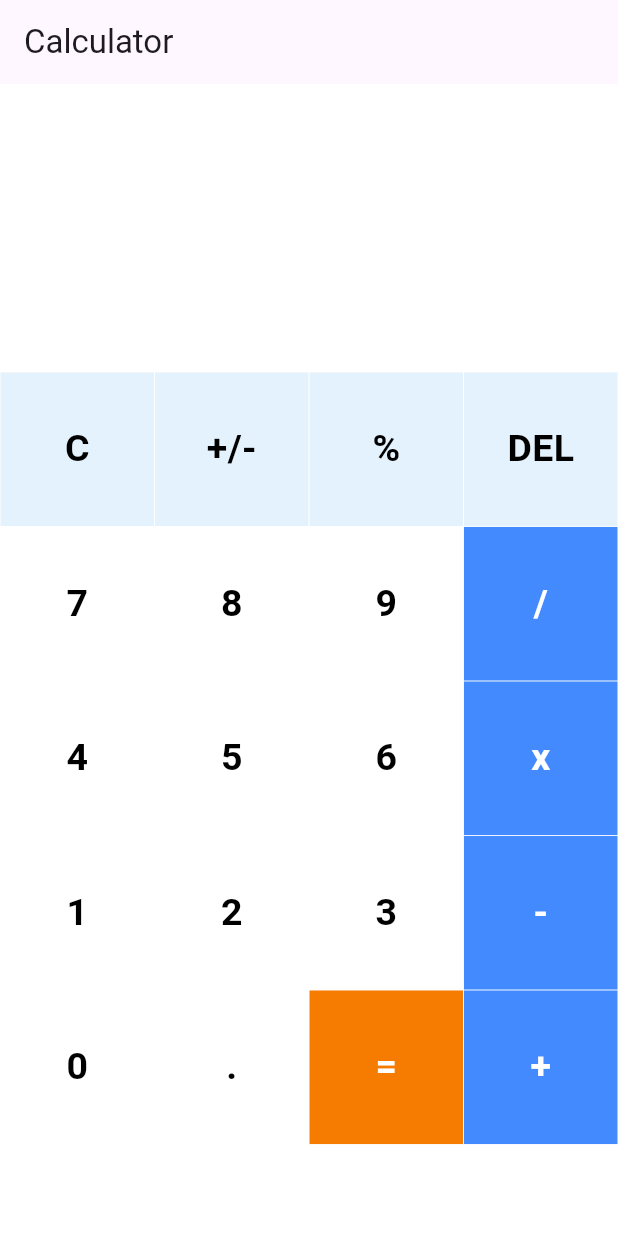
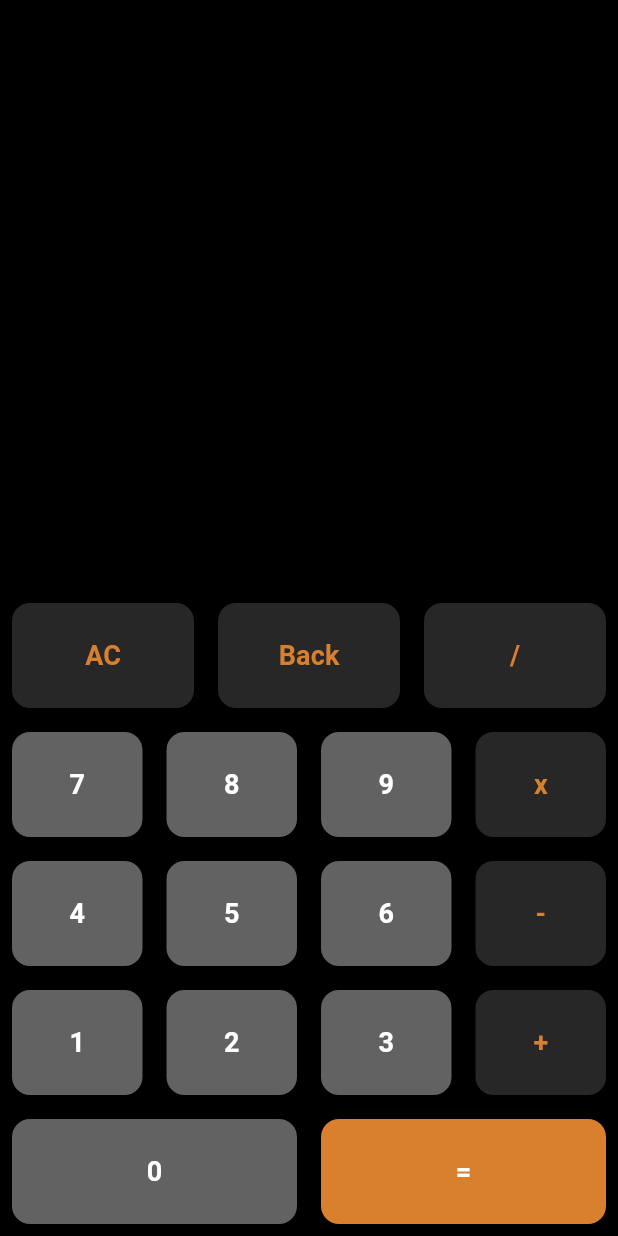
Before and after one commit to TJs87474/Calculator-app, a Flutter app: the screen it shows after launch, on a phone screen of 412 x 824 dp. Run offline on Flutter 3.47's test engine with Material 3 defaults, Android fonts, the phone set to English and light mode, and no system bars.

Commit message:
added buttons and functionality

```diff
--- a/lib/buttons.dart
+++ /dev/null
@@ -1,40 +0,0 @@
-import 'package:flutter/material.dart';
-
-// creating Stateless Widget for buttons
-class MyButton extends StatelessWidget {
-
-  // declaring variables
-  final color;
-  final textColor;
-  final String buttonText;
-  final buttontapped;
-
-  //Constructor
-  MyButton({this.color, this.textColor,required this.buttonText, this.buttontapped});
-
-  @override
-  Widget build(BuildContext context) {
-    return GestureDetector(
-      onTap: buttontapped,
-      child: Padding(
-        padding: const EdgeInsets.all(0.2),
-        child: ClipRRect(
-          // borderRadius: BorderRadius.circular(25),
-          child: Container(
-            color: color,
-            child: Center(
-              child: Text(
-                buttonText,
-                style: TextStyle(
-                  color: textColor,
-                  fontSize: 25,
-                  fontWeight: FontWeight.bold,
-                ),
-              ),
-            ),
-          ),
-        ),
-      ),
-    );
-  }
-}
--- a/lib/main.dart
+++ b/lib/main.dart
@@ -1,203 +1,189 @@
 import 'package:flutter/material.dart';
-import 'buttons.dart';
-import 'package:math_expressions/math_expressions.dart';
+
+const operatorColor = Color(0xff272727);
+const buttonColor = Color.fromARGB(255, 98, 98, 98);
+const orangeColor = Color(0xffD9802E);
 
 void main() {
-  runApp(MyApp());
+  runApp(MaterialApp(home: Calculator()));
 }
 
-class MyApp extends StatelessWidget {
+class Calculator extends StatefulWidget {
+  const Calculator({super.key});
+
   @override
-  Widget build(BuildContext context) {
-    return MaterialApp(
-      debugShowCheckedModeBanner: false,
-      home: HomePage(),
-    ); // MaterialApp
-  }
+  State<Calculator> createState() => _CalculatorState();
 }
 
-class HomePage extends StatefulWidget {
-  @override
-  _HomePageState createState() => _HomePageState();
-}
+class _CalculatorState extends State<Calculator> {
+  String input = "";
+  String output = "";
+  bool hideInput = false;
+  double outputSize = 3.0;
+  bool hasOperator = false;
 
-class _HomePageState extends State<HomePage> {
-  var userInput = '';
-  var answer = '';
+  onButtonClick(String value) {
+    if (value == "AC") {
+      input = "";
+      output = "";
+      hasOperator = false;
+    } else if (value == "Back") {
+      if (input.isNotEmpty) {
+        String lastChar = input[input.length - 1];
+        input = input.substring(0, input.length - 1);
 
-  // Array of button
-  final List<String> buttons = [
-    'C',
-    '+/-',
-    '%',
-    'DEL',
-    '7',
-    '8',
-    '9',
-    '/',
-    '4',
-    '5',
-    '6',
-    'x',
-    '1',
-    '2',
-    '3',
-    '-',
-    '0',
-    '.',
-    '=',
-    '+',
-  ];
+        // Reset operator flag if an operator was removed
+        if ("+-*/".contains(lastChar)) {
+          hasOperator = false;
+        }
+      }
+    } else if (value == "=") {
+      if (input.isNotEmpty) {
+        try {
+          output = evaluateExpression(input).toString();
+          input = output;
+          hideInput = true;
+          outputSize = 52;
+          hasOperator = false;
+        } catch (e) {
+          output = "Error";
+        }
+      }
+    } else {
+      // Allow only one operator and only in the middle
+      if ("+-*/".contains(value)) {
+        if (input.isNotEmpty && !hasOperator) {
+          input += value;
+          hasOperator = true;
+        }
+      } else {
+        // Ensure no more than two numbers
+        List<String> parts = input.split(RegExp(r'[\+\-\*/]'));
+        if (parts.length < 2 || parts[1].isEmpty) {
+          input += value;
+        }
+      }
+      hideInput = false;
+      outputSize = 34;
+    }
+
+    setState(() {});
+  }
+
+  int evaluateExpression(String expression) {
+    expression = expression.replaceAll("x", "*");
+
+    RegExp regex = RegExp(r'^(\d+)\s*([\+\-\*/])\s*(\d+)$');
+    Match? match = regex.firstMatch(expression);
+
+    if (match == null) throw Exception("Invalid expression");
+
+    int num1 = int.parse(match.group(1)!);
+    String operator = match.group(2)!;
+    int num2 = int.parse(match.group(3)!);
+
+    switch (operator) {
+      case "+":
+        return num1 + num2;
+      case "-":
+        return num1 - num2;
+      case "*":
+        return num1 * num2;
+      case "/":
+        if (num2 == 0) throw Exception("Division by zero");
+        return num1 ~/ num2;
+      default:
+        throw Exception("Unknown operator");
+    }
+  }
 
   @override
   Widget build(BuildContext context) {
     return Scaffold(
-      appBar: new AppBar(
-        title: new Text("Calculator"),
-      ), //AppBar
-      backgroundColor: Colors.white38,
+      backgroundColor: Colors.black,
       body: Column(
-        children: <Widget>[
+        children: [
           Expanded(
             child: Container(
+              width: double.infinity,
+              padding: EdgeInsets.all(12),
               child: Column(
-                  mainAxisAlignment: MainAxisAlignment.spaceEvenly,
-                  children: <Widget>[
-                    Container(
-                      padding: EdgeInsets.all(20),
-                      alignment: Alignment.centerRight,
-                      child: Text(
-                        userInput,
-                        style: TextStyle(fontSize: 18, color: Colors.white),
-                      ),
-                    ),
-                    Container(
-                      padding: EdgeInsets.all(15),
-                      alignment: Alignment.centerRight,
-                      child: Text(
-                        answer,
-                        style: TextStyle(
-                            fontSize: 30,
-                            color: Colors.white,
-                            fontWeight: FontWeight.bold),
-                      ),
-                    )
-                  ]),
+                mainAxisAlignment: MainAxisAlignment.end,
+                crossAxisAlignment: CrossAxisAlignment.end,
+                children: [
+                  Text(
+                    hideInput ? "" : input,
+                    style: TextStyle(fontSize: 48, color: Colors.white),
+                  ),
+                  SizedBox(height: 20),
+                  Text(
+                    output,
+                    style: TextStyle(fontSize: outputSize, color: Colors.white),
+                  ),
+                  SizedBox(height: 30),
+                ],
+              ),
             ),
           ),
-          Expanded(
-            flex: 3,
-            child: Container(
-              child: GridView.builder(
-                  itemCount: buttons.length,
-                  gridDelegate: SliverGridDelegateWithFixedCrossAxisCount(
-                      crossAxisCount: 4),
-                  itemBuilder: (BuildContext context, int index) {
-                    // Clear Button
-                    if (index == 0) {
-                      return MyButton(
-                        buttontapped: () {
-                          setState(() {
-                            userInput = '';
-                            answer = '0';
-                          });
-                        },
-                        buttonText: buttons[index],
-                        color: Colors.blue[50],
-                        textColor: Colors.black,
-                      );
-                    }
-
-                    // +/- button
-                    else if (index == 1) {
-                      return MyButton(
-                        buttonText: buttons[index],
-                        color: Colors.blue[50],
-                        textColor: Colors.black,
-                      );
-                    }
-                    // % Button
-                    else if (index == 2) {
-                      return MyButton(
-                        buttontapped: () {
-                          setState(() {
-                            userInput += buttons[index];
-                          });
-                        },
-                        buttonText: buttons[index],
-                        color: Colors.blue[50],
-                        textColor: Colors.black,
-                      );
-                    }
-                    // Delete Button
-                    else if (index == 3) {
-                      return MyButton(
-                        buttontapped: () {
-                          setState(() {
-                            userInput =
-                                userInput.substring(0, userInput.length - 1);
-                          });
-                        },
-                        buttonText: buttons[index],
-                        color: Colors.blue[50],
-                        textColor: Colors.black,
-                      );
-                    }
-                    // Equal_to Button
-                    else if (index == 18) {
-                      return MyButton(
-                        buttontapped: () {
-                          setState(() {
-                            equalPressed();
-                          });
-                        },
-                        buttonText: buttons[index],
-                        color: Colors.orange[700],
-                        textColor: Colors.white,
-                      );
-                    }
-
-                    //  other buttons
-                    else {
-                      return MyButton(
-                        buttontapped: () {
-                          setState(() {
-                            userInput += buttons[index];
-                          });
-                        },
-                        buttonText: buttons[index],
-                        color: isOperator(buttons[index])
-                            ? Colors.blueAccent
-                            : Colors.white,
-                        textColor: isOperator(buttons[index])
-                            ? Colors.white
-                            : Colors.black,
-                      );
-                    }
-                  }), // GridView.builder
-            ),
+          Row(
+            children: [
+              button(text: "AC", buttonBgColor: operatorColor, tColor: orangeColor),
+              button(text: "Back", buttonBgColor: operatorColor, tColor: orangeColor),
+              button(text: "/", buttonBgColor: operatorColor, tColor: orangeColor),
+            ],
+          ),
+          Row(
+            children: [
+              button(text: "7"),
+              button(text: "8"),
+              button(text: "9"),
+              button(text: "x", tColor: orangeColor, buttonBgColor: operatorColor),
+            ],
+          ),
+          Row(
+            children: [
+              button(text: "4"),
+              button(text: "5"),
+              button(text: "6"),
+              button(text: "-", tColor: orangeColor, buttonBgColor: operatorColor),
+            ],
+          ),
+          Row(
+            children: [
+              button(text: "1"),
+              button(text: "2"),
+              button(text: "3"),
+              button(text: "+", tColor: orangeColor, buttonBgColor: operatorColor),
+            ],
+          ),
+          Row(
+            children: [
+              button(text: "0"),
+              button(text: "=", buttonBgColor: orangeColor),
+            ],
           ),
         ],
       ),
     );
   }
 
-  bool isOperator(String x) {
-    if (x == '/' || x == 'x' || x == '-' || x == '+' || x == '=') {
-      return true;
-    }
-    return false;
-  }
-
-// function to calculate the input operation
-  void equalPressed() {
-    String finaluserinput = userInput;
-    finaluserinput = userInput.replaceAll('x', '*');
-
-    Parser p = Parser();
-    Expression exp = p.parse(finaluserinput);
-    ContextModel cm = ContextModel();
-    double eval = exp.evaluate(EvaluationType.REAL, cm);
-    answer = eval.toString();
+  Widget button({required String text, Color tColor = Colors.white, Color buttonBgColor = buttonColor}) {
+    return Expanded(
+      child: Container(
+        margin: const EdgeInsets.all(8),
+        child: ElevatedButton(
+          style: ElevatedButton.styleFrom(
+            shape: RoundedRectangleBorder(borderRadius: BorderRadius.circular(12)),
+            backgroundColor: buttonBgColor,
+            padding: const EdgeInsets.all(22),
+          ),
+          onPressed: () => onButtonClick(text),
+          child: Text(
+            text,
+            style: TextStyle(fontSize: 18, color: tColor, fontWeight: FontWeight.bold),
+          ),
+        ),
+      ),
+    );
   }
 }
```
